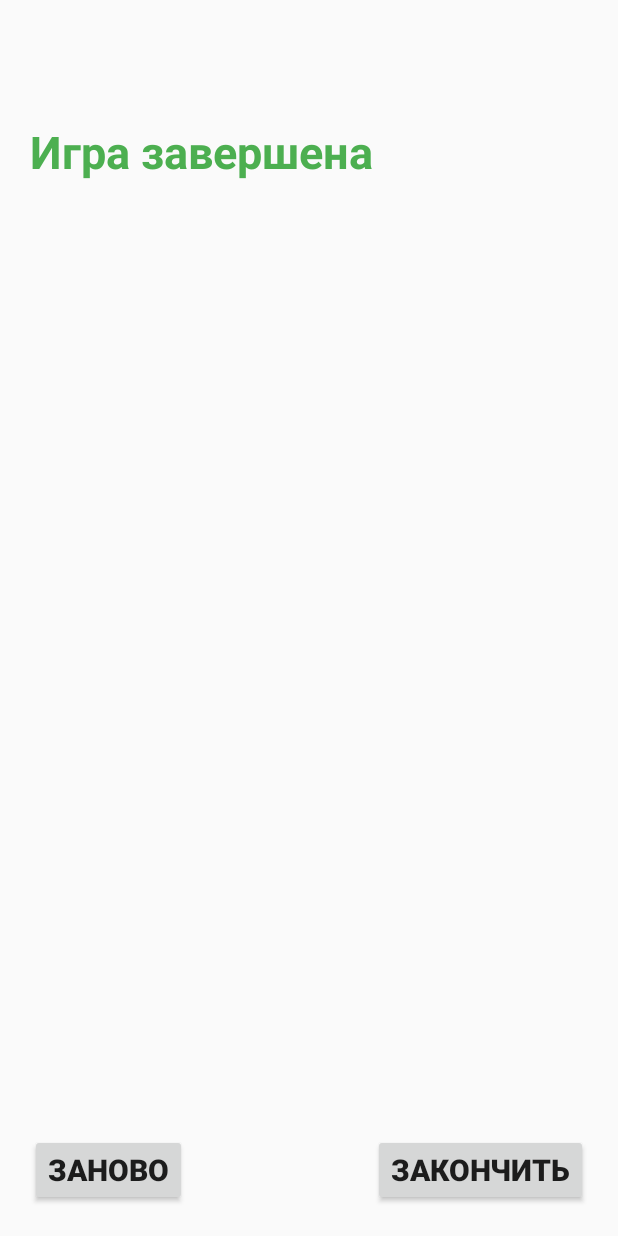
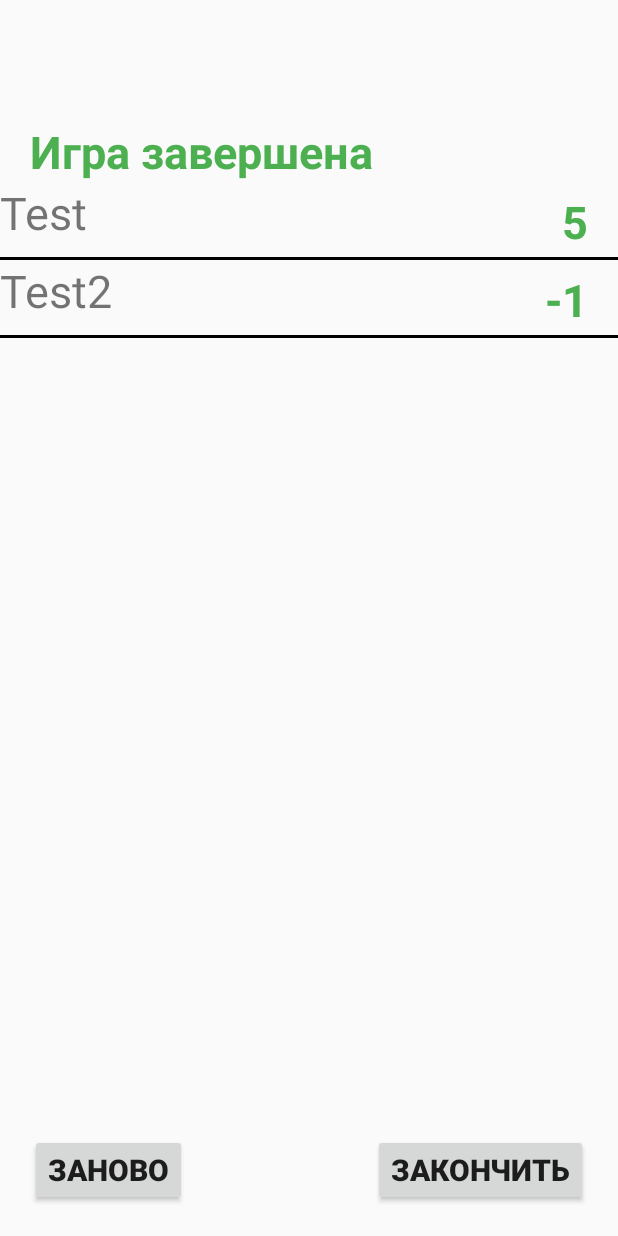
Before and after one commit to AndVl1/AA_Hackathon_App, an Android app: the ScoreFragments screen opened through its navigation route, on a phone screen of 412 x 824 dp. Run offline under Robolectric (Android 15) with nearby library versions, the light colour scheme and no system bars.

Commit message:
recyclerView with test data

```diff
--- a/app/src/main/java/ru/academy/hackathon/ui/score/ScoreFragments.kt
+++ b/app/src/main/java/ru/academy/hackathon/ui/score/ScoreFragments.kt
@@ -6,6 +6,7 @@ import android.view.LayoutInflater
 import android.view.View
 import android.view.ViewGroup
 import androidx.fragment.app.Fragment
+import androidx.recyclerview.widget.LinearLayoutManager
 import ru.academy.hackathon.databinding.GameUsersBinding
 import ru.academy.hackathon.databinding.ScoreFragmentBinding
 
@@ -26,7 +27,6 @@ class ScoreFragments : Fragment() {
         savedInstanceState: Bundle?
     ): View? {
         _binding = ScoreFragmentBinding.inflate(inflater)
-
         return _binding?.root
     }
 
@@ -45,5 +45,16 @@ class ScoreFragments : Fragment() {
         binding.endGameButton.setOnClickListener {
             callback?.openMainFragmentWithScoreFragments()
         }
+
+        with(binding.scoreRecyclerView) {
+            layoutManager = LinearLayoutManager(context)
+            adapter = initRecyclerView(arrayListOf(
+                Pair("Test", 5),
+                Pair("Test2", -1)
+            ))
+        }
     }
+
+    private fun initRecyclerView(values: ArrayList<Pair<String, Int>>): ScoreRecyclerViewAdapted
+            = ScoreRecyclerViewAdapted(values)
 }
--- a/app/src/main/java/ru/academy/hackathon/ui/score/ScoreRecyclerViewAdapted.kt
+++ b/app/src/main/java/ru/academy/hackathon/ui/score/ScoreRecyclerViewAdapted.kt
@@ -1,7 +1,6 @@
 package ru.academy.hackathon.ui.score
 
 import android.view.LayoutInflater
-import android.view.View
 import android.view.ViewGroup
 import androidx.recyclerview.widget.RecyclerView
 import ru.academy.hackathon.databinding.ScoreUserItemBinding
```
